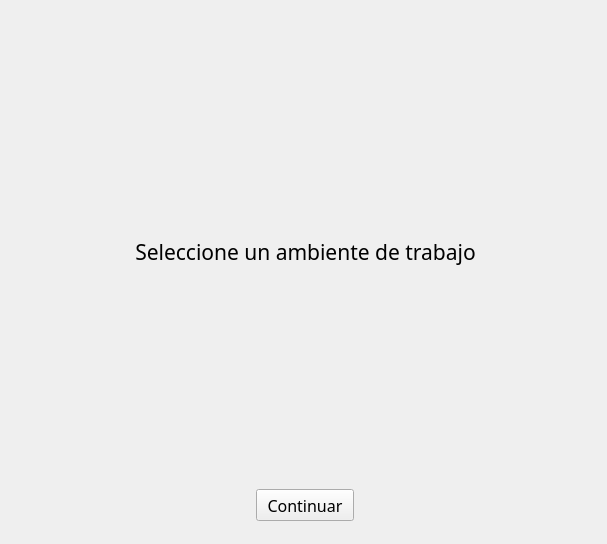
Above: botonera/initmenu.ui from jordan045/tdc-botonera before the change. Below: the same form after it.
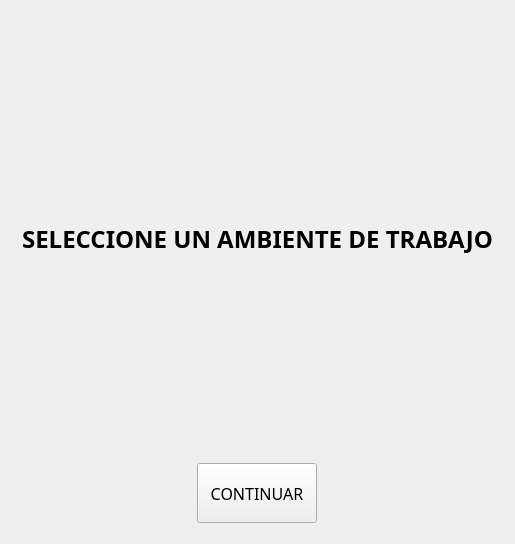
That is the form after the change.

```diff
--- a/botonera/initmenu.ui
+++ b/botonera/initmenu.ui
@@ -6,22 +6,27 @@
    <rect>
     <x>0</x>
     <y>0</y>
-    <width>607</width>
+    <width>515</width>
     <height>544</height>
    </rect>
   </property>
+  <property name="maximumSize">
+   <size>
+    <width>600</width>
+    <height>600</height>
+   </size>
+  </property>
   <property name="windowTitle">
    <string>Botonera AR-TDC</string>
   </property>
-  <widget class="QWidget" name="verticalLayoutWidget">
-   <property name="geometry">
-    <rect>
-     <x>10</x>
-     <y>10</y>
-     <width>591</width>
-     <height>521</height>
-    </rect>
-   </property>
+  <property name="autoFillBackground">
+   <bool>false</bool>
+  </property>
+  <property name="styleSheet">
+   <string notr="true"/>
+  </property>
+  <layout class="QVBoxLayout" name="verticalLayout_2">
+   <item>
    <layout class="QVBoxLayout" name="verticalLayout" stretch="1,6,1">
     <property name="leftMargin">
      <number>10</number>
@@ -40,11 +45,15 @@
       <property name="font">
        <font>
         <family>Bahnschrift</family>
-        <pointsize>16</pointsize>
+         <pointsize>18</pointsize>
+         <bold>true</bold>
        </font>
       </property>
       <property name="text">
-       <string>Seleccione un ambiente de trabajo</string>
+        <string>SELECCIONE UN AMBIENTE DE TRABAJO</string>
+       </property>
+       <property name="scaledContents">
+        <bool>false</bool>
       </property>
       <property name="alignment">
        <set>Qt::AlignCenter</set>
@@ -56,6 +65,9 @@
     </item>
     <item alignment="Qt::AlignHCenter">
      <widget class="QPushButton" name="continue_button">
+       <property name="enabled">
+        <bool>true</bool>
+       </property>
       <property name="sizePolicy">
        <sizepolicy hsizetype="Fixed" vsizetype="Fixed">
         <horstretch>0</horstretch>
@@ -64,8 +76,8 @@
       </property>
       <property name="minimumSize">
        <size>
-        <width>98</width>
-        <height>32</height>
+         <width>120</width>
+         <height>60</height>
        </size>
       </property>
       <property name="font">
@@ -75,7 +87,7 @@
        </font>
       </property>
       <property name="text">
-       <string>Continuar</string>
+        <string>CONTINUAR</string>
       </property>
       <property name="default">
        <bool>false</bool>
@@ -86,7 +98,8 @@
      </widget>
     </item>
    </layout>
-  </widget>
+   </item>
+  </layout>
  </widget>
  <resources/>
  <connections/>
```
Lines whose indentation alone changed are shown as unchanged.
